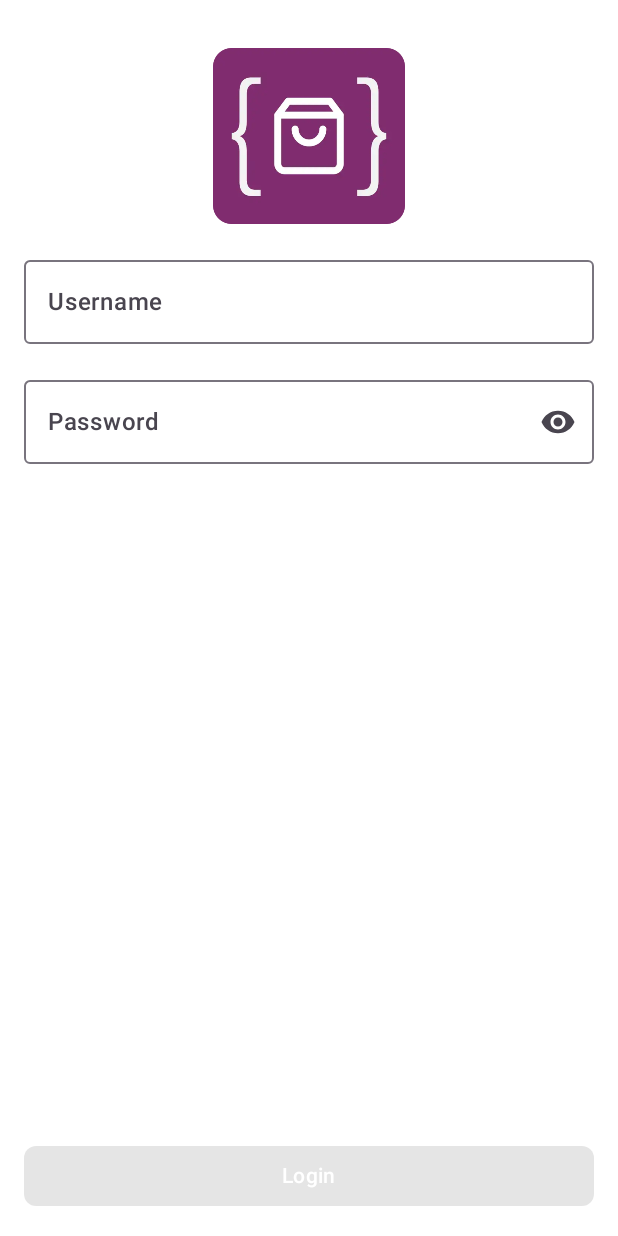
After one commit to hudiohizari/fake-store, an Android app built with Jetpack Compose: the composable LoginScreen shown on its own in the app's theme, on a phone screen of 412 x 824 dp. The commit adds this screen. Run offline under Robolectric (Android 15) with nearby library versions, the phone set to English and light mode, and no system bars; our stand-ins replace Dagger/Hilt's generated code, constraintlayout-compose.

Commit message:
feat: LoginScreen UI

```diff
--- a/app/src/main/AndroidManifest.xml
+++ b/app/src/main/AndroidManifest.xml
@@ -16,7 +16,8 @@
         <activity
             android:name=".ui.activity.MainActivity"
             android:exported="true"
-            android:theme="@style/Theme.FakeStore">
+            android:theme="@style/Theme.FakeStore"
+            android:windowSoftInputMode="adjustResize">
             <intent-filter>
                 <action android:name="android.intent.action.MAIN" />
 
--- /dev/null
+++ b/app/src/main/java/com/hizari/fakestore/ui/component/button/FSButton.kt
@@ -0,0 +1,100 @@
+package com.hizari.fakestore.ui.component.button
+
+import androidx.compose.animation.AnimatedVisibility
+import androidx.compose.foundation.layout.Column
+import androidx.compose.foundation.layout.Spacer
+import androidx.compose.foundation.layout.size
+import androidx.compose.foundation.shape.RoundedCornerShape
+import androidx.compose.material3.Button
+import androidx.compose.material3.ButtonDefaults
+import androidx.compose.material3.CircularProgressIndicator
+import androidx.compose.material3.MaterialTheme
+import androidx.compose.material3.Text
+import androidx.compose.runtime.Composable
+import androidx.compose.ui.Modifier
+import androidx.compose.ui.text.style.TextOverflow
+import androidx.compose.ui.tooling.preview.Preview
+import androidx.compose.ui.unit.dp
+import com.hizari.fakestore.ui.theme.FakeStoreTheme
+import com.hizari.fakestore.ui.theme.Typography
+
+/**
+ * Fake Store - com.hizari.fakestore.ui.component.button
+ *
+ * Created by hudiohizari on 02/11/24.
+ * https://github.com/hudiohizari
+ *
+ */
+@Preview
+@Composable
+private fun PreviewFSButton() {
+    FakeStoreTheme {
+        Column {
+            FSButton(
+                text = "Button",
+                enabled = true,
+                loading = true,
+                onClick = { }
+            )
+            Spacer(modifier = Modifier.size(8.dp))
+            FSButton(
+                text = "Button",
+                enabled = false,
+                loading = true,
+                onClick = { }
+            )
+            Spacer(modifier = Modifier.size(8.dp))
+            FSButton(
+                text = "Button",
+                enabled = true,
+                loading = false,
+                onClick = { }
+            )
+            Spacer(modifier = Modifier.size(8.dp))
+            FSButton(
+                text = "Button",
+                enabled = false,
+                loading = false,
+                onClick = { }
+            )
+        }
+    }
+}
+
+@Composable
+fun FSButton(
+    modifier: Modifier = Modifier,
+    text: String,
+    loading: Boolean = false,
+    enabled: Boolean = true,
+    onClick: () -> Unit = {}
+) {
+    val enabledValue = enabled && loading.not()
+
+    Button(
+        modifier = modifier,
+        colors = ButtonDefaults.buttonColors(
+            containerColor = MaterialTheme.colorScheme.primary,
+            disabledContentColor = MaterialTheme.colorScheme.tertiary
+        ),
+        enabled = enabledValue,
+        onClick = { if (enabledValue) onClick.invoke() },
+        shape = RoundedCornerShape(8.dp),
+    ) {
+        AnimatedVisibility(loading) {
+            CircularProgressIndicator(
+                modifier = Modifier.size(24.dp),
+                color = MaterialTheme.colorScheme.surface,
+            )
+        }
+        AnimatedVisibility(loading.not()) {
+            Text(
+                color = MaterialTheme.colorScheme.onPrimary,
+                maxLines = 2,
+                overflow = TextOverflow.Ellipsis,
+                text = text,
+                style = Typography.bodyMedium
+            )
+        }
+    }
+}
--- /dev/null
+++ b/app/src/main/java/com/hizari/fakestore/ui/component/button/FixedButton.kt
@@ -0,0 +1,60 @@
+package com.hizari.fakestore.ui.component.button
+
+import androidx.compose.foundation.layout.fillMaxWidth
+import androidx.compose.foundation.layout.padding
+import androidx.compose.material3.Card
+import androidx.compose.material3.CardColors
+import androidx.compose.material3.CardDefaults
+import androidx.compose.material3.MaterialTheme
+import androidx.compose.runtime.Composable
+import androidx.compose.ui.Modifier
+import androidx.compose.ui.graphics.RectangleShape
+import androidx.compose.ui.tooling.preview.Preview
+import androidx.compose.ui.unit.dp
+import com.hizari.fakestore.ui.theme.FakeStoreTheme
+
+/**
+ * Fake Store - com.hizari.fakestore.ui.component.button
+ *
+ * Created by hudiohizari on 02/11/24.
+ * https://github.com/hudiohizari
+ *
+ */
+
+@Preview
+@Composable
+private fun PreviewFSFixedButton() {
+    FakeStoreTheme {
+        FixedButton(
+            text = "Button"
+        )
+    }
+}
+
+@Composable
+fun FixedButton(
+    modifier: Modifier = Modifier,
+    cardColor: CardColors = CardDefaults.cardColors().copy(
+        containerColor = MaterialTheme.colorScheme.surface
+    ),
+    text: String,
+    loading: Boolean = false,
+    enabled: Boolean = true,
+    onClick: () -> Unit = {}
+) {
+    Card(
+        modifier = modifier.fillMaxWidth(),
+        colors = cardColor,
+        shape = RectangleShape
+    ) {
+        FSButton(
+            modifier = Modifier
+                .fillMaxWidth()
+                .padding(16.dp),
+            enabled = enabled,
+            loading = loading,
+            onClick = onClick,
+            text = text
+        )
+    }
+}
--- /dev/null
+++ b/app/src/main/java/com/hizari/fakestore/ui/component/field/PasswordTextField.kt
@@ -0,0 +1,105 @@
+package com.hizari.fakestore.ui.component.field
+
+import androidx.compose.foundation.layout.Arrangement
+import androidx.compose.foundation.layout.Column
+import androidx.compose.foundation.text.KeyboardActions
+import androidx.compose.foundation.text.KeyboardOptions
+import androidx.compose.material.icons.Icons
+import androidx.compose.material.icons.filled.Visibility
+import androidx.compose.material.icons.filled.VisibilityOff
+import androidx.compose.material3.Icon
+import androidx.compose.material3.IconButton
+import androidx.compose.material3.OutlinedTextField
+import androidx.compose.material3.Text
+import androidx.compose.runtime.Composable
+import androidx.compose.runtime.getValue
+import androidx.compose.runtime.mutableStateOf
+import androidx.compose.runtime.remember
+import androidx.compose.runtime.setValue
+import androidx.compose.ui.Modifier
+import androidx.compose.ui.res.stringResource
+import androidx.compose.ui.text.input.KeyboardType
+import androidx.compose.ui.text.input.PasswordVisualTransformation
+import androidx.compose.ui.text.input.VisualTransformation
+import androidx.compose.ui.tooling.preview.Preview
+import androidx.compose.ui.unit.dp
+import com.hizari.fakestore.R
+import com.hizari.fakestore.ui.theme.FakeStoreTheme
+import com.hizari.fakestore.ui.theme.defaultOutlinedTextFieldColors
+
+/**
+ * Fake Store - com.hizari.fakestore.ui.component.field
+ *
+ * Created by hudiohizari on 02/11/24.
+ * https://github.com/hudiohizari
+ *
+ */
+
+@Preview
+@Composable
+private fun PreviewPasswordTextField() {
+    FakeStoreTheme {
+        Column(verticalArrangement = Arrangement.spacedBy(16.dp)) {
+            PasswordTextField(
+                enabled = false,
+                label = stringResource(R.string.password),
+                onValueChange = {},
+                value = ""
+            )
+            PasswordTextField(
+                label = stringResource(R.string.password),
+                onValueChange = {},
+                value = ""
+            )
+        }
+    }
+}
+
+@Composable
+fun PasswordTextField(
+    modifier: Modifier = Modifier,
+    enabled: Boolean = true,
+    errorText: String = "",
+    error: Boolean = false,
+    keyboardActions: KeyboardActions = KeyboardActions.Default,
+    keyboardOptions: KeyboardOptions = KeyboardOptions.Default,
+    label: String,
+    onValueChange: (String) -> Unit,
+    value: String,
+) {
+    var showPassword by remember { mutableStateOf(false) }
+
+    OutlinedTextField(
+        modifier = modifier,
+        colors = defaultOutlinedTextFieldColors(),
+        enabled = enabled,
+        isError = error,
+        keyboardActions = keyboardActions,
+        keyboardOptions = keyboardOptions.copy(
+            keyboardType = KeyboardType.Password
+        ),
+        label = { Text(label) },
+        onValueChange = onValueChange,
+        singleLine = true,
+        supportingText = if (!error) null else {
+            { Text(text = errorText) }
+        },
+        trailingIcon = {
+            IconButton(
+                enabled = enabled,
+                onClick = { showPassword = !showPassword }
+            ) {
+                Icon(
+                    imageVector = if (showPassword) Icons.Default.VisibilityOff else Icons.Default.Visibility,
+                    contentDescription = if (showPassword) {
+                        stringResource(R.string.hide_password)
+                    } else {
+                        stringResource(R.string.show_password)
+                    }
+                )
+            }
+        },
+        value = value,
+        visualTransformation = if (showPassword) VisualTransformation.None else PasswordVisualTransformation()
+    )
+}
--- /dev/null
+++ b/app/src/main/java/com/hizari/fakestore/ui/screen/auth/login/LoginScreen.kt
@@ -0,0 +1,207 @@
+package com.hizari.fakestore.ui.screen.auth.login
+
+import androidx.compose.foundation.Image
+import androidx.compose.foundation.background
+import androidx.compose.foundation.layout.Column
+import androidx.compose.foundation.layout.fillMaxSize
+import androidx.compose.foundation.layout.fillMaxWidth
+import androidx.compose.foundation.layout.padding
+import androidx.compose.foundation.rememberScrollState
+import androidx.compose.foundation.text.KeyboardActions
+import androidx.compose.foundation.text.KeyboardOptions
+import androidx.compose.foundation.verticalScroll
+import androidx.compose.material3.MaterialTheme
+import androidx.compose.material3.OutlinedTextField
+import androidx.compose.material3.Text
+import androidx.compose.runtime.Composable
+import androidx.compose.runtime.collectAsState
+import androidx.compose.runtime.getValue
+import androidx.compose.ui.Modifier
+import androidx.compose.ui.res.painterResource
+import androidx.compose.ui.res.stringResource
+import androidx.compose.ui.text.input.ImeAction
+import androidx.compose.ui.tooling.preview.Preview
+import androidx.compose.ui.unit.dp
+import androidx.constraintlayout.compose.ConstraintLayout
+import androidx.constraintlayout.compose.Dimension
+import androidx.hilt.navigation.compose.hiltViewModel
+import com.hizari.common.extention.isNotNullAndEmpty
+import com.hizari.fakestore.R
+import com.hizari.fakestore.ui.component.button.FixedButton
+import com.hizari.fakestore.ui.component.field.PasswordTextField
+import com.hizari.fakestore.ui.theme.FakeStoreTheme
+import com.hizari.fakestore.ui.theme.defaultOutlinedTextFieldColors
+import kotlinx.serialization.Serializable
+
+/**
+ * Fake Store - com.hizari.fakestore.ui.screen.auth.login
+ *
+ * Created by hudiohizari on 02/11/24.
+ * https://github.com/hudiohizari
+ *
+ */
+
+@Serializable
+data object LoginScreen
+
+@Composable
+fun LoginScreen(
+    modifier: Modifier = Modifier,
+    viewModel: LoginViewModel = hiltViewModel(),
+) {
+    val viewState by viewModel.viewState.collectAsState()
+
+    LoginScreenContent(
+        modifier = modifier,
+        doAction = viewModel::doAction,
+        viewState = viewState,
+        updateViewState = viewModel::updateViewState
+    )
+}
+
+@Preview
+@Composable
+private fun PreviewLoginScreenContent() {
+    FakeStoreTheme {
+        LoginScreenContent(
+            modifier = Modifier
+                .background(MaterialTheme.colorScheme.background)
+                .fillMaxSize(),
+            doAction = {},
+            updateViewState = {},
+            viewState = LoginViewState()
+        )
+    }
+}
+
+@Composable
+private fun LoginScreenContent(
+    modifier: Modifier = Modifier,
+    doAction: (action: LoginViewAction) -> Unit,
+    updateViewState: ((LoginViewState) -> LoginViewState) -> Unit,
+    viewState: LoginViewState,
+) {
+
+    val (username, password, passwordError) = viewState
+
+    ConstraintLayout(modifier = modifier.fillMaxSize()) {
+        val (cScroll, bLogin) = createRefs()
+
+        Column(
+            modifier = modifier
+                .constrainAs(cScroll) {
+                    bottom.linkTo(bLogin.top)
+                    end.linkTo(parent.end)
+                    start.linkTo(parent.start)
+                    top.linkTo(parent.top)
+                    height = Dimension.fillToConstraints
+                    width = Dimension.fillToConstraints
+                }
+                .fillMaxWidth()
+                .verticalScroll(rememberScrollState()),
+        ) {
+            ConstraintLayout(
+                modifier = modifier
+                    .fillMaxWidth()
+                    .padding(bottom = 32.dp)
+            ) {
+                val (iIcon, tUsername, tPassword) = createRefs()
+
+                Image(
+                    modifier = Modifier
+                        .constrainAs(iIcon) {
+                            end.linkTo(parent.end, 16.dp)
+                            start.linkTo(parent.start, 16.dp)
+                            top.linkTo(parent.top, 32.dp)
+                            height = Dimension.wrapContent
+                            width = Dimension.preferredValue(128.dp)
+                        },
+                    contentDescription = stringResource(R.string.app_name),
+                    painter = painterResource(R.drawable.img_app_logo),
+                )
+
+                OutlinedTextField(
+                    modifier = Modifier
+                        .constrainAs(tUsername) {
+                            end.linkTo(parent.end, 16.dp)
+                            start.linkTo(parent.start, 16.dp)
+                            top.linkTo(iIcon.bottom, 16.dp)
+                            width = Dimension.fillToConstraints
+                        },
+                    colors = defaultOutlinedTextFieldColors(),
+                    keyboardOptions = KeyboardOptions(
+                        imeAction = ImeAction.Next
+                    ),
+                    label = {
+                        Text(text = stringResource(R.string.username))
+                    },
+                    singleLine = true,
+                    onValueChange = { value ->
+                        updateViewState {
+                            it.copy(
+                                username = value,
+                                passwordError = ""
+                            )
+                        }
+                    },
+                    value = username,
+                )
+
+                PasswordTextField(
+                    modifier = Modifier
+                        .constrainAs(tPassword) {
+                            end.linkTo(parent.end, 16.dp)
+                            start.linkTo(parent.start, 16.dp)
+                            top.linkTo(tUsername.bottom, 16.dp)
+                            width = Dimension.fillToConstraints
+                        },
+                    error = passwordError.isNotNullAndEmpty(),
+                    errorText = passwordError,
+                    keyboardActions = KeyboardActions(
+                        onSend = {
+                            doAction(
+                                LoginViewAction.DoLogin {
+
+                                }
+                            )
+                        }
+                    ),
+                    keyboardOptions = KeyboardOptions(
+                        imeAction = ImeAction.Send
+                    ),
+                    label = stringResource(R.string.password),
+                    onValueChange = { value ->
+                        updateViewState {
+                            it.copy(
+                                password = value,
+                                passwordError = ""
+                            )
+                        }
+                    },
+                    value = password
+                )
+            }
+        }
+
+        val buttonEnabled = username.isNotNullAndEmpty() && password.isNotNullAndEmpty()
+
+        FixedButton(
+            modifier = Modifier
+                .constrainAs(bLogin) {
+                    bottom.linkTo(parent.bottom)
+                    end.linkTo(parent.end)
+                    start.linkTo(parent.start)
+                    width = Dimension.fillToConstraints
+                },
+            enabled = buttonEnabled,
+            onClick = {
+                doAction(
+                    LoginViewAction.DoLogin {
+
+                    }
+                )
+            },
+            text = stringResource(R.string.login)
+        )
+    }
+}
--- a/app/src/main/java/com/hizari/fakestore/ui/theme/Color.kt
+++ b/app/src/main/java/com/hizari/fakestore/ui/theme/Color.kt
@@ -1,9 +1,14 @@
 package com.hizari.fakestore.ui.theme
 
+import androidx.compose.foundation.isSystemInDarkTheme
+import androidx.compose.material3.MaterialTheme
+import androidx.compose.material3.OutlinedTextFieldDefaults
+import androidx.compose.material3.TextFieldColors
+import androidx.compose.runtime.Composable
 import androidx.compose.ui.graphics.Color
 
-val PrimaryBlue = Color(0xFF003D81)
-val SecondaryBlue = Color(0xFF3796FF)
+val PrimaryBlue = Color(0xFF802C6E)
+val SecondaryBlue = Color(0xFFA6398F)
 val LightBackground = Color.White
 val DarkBackground = Color(0xFF1C1C1C)
 val LightSurface = Color.White
@@ -17,3 +22,21 @@ val OnBackgroundDark = Color.White
 val OnSurfaceLight = Color.Black
 val OnSurfaceDark = Color.White
 val TertiaryColor = Color(0xFFCCCCCC)
+
+@Composable
+fun defaultOutlinedTextFieldColors(): TextFieldColors {
+    val mainColor = if (isSystemInDarkTheme()) {
+        MaterialTheme.colorScheme.secondary
+    } else {
+        MaterialTheme.colorScheme.primary
+    }
+
+    return OutlinedTextFieldDefaults.colors().copy(
+        disabledContainerColor = Color.Transparent,
+        errorContainerColor = Color.Transparent,
+        focusedContainerColor = Color.Transparent,
+        focusedIndicatorColor = mainColor,
+        focusedLabelColor = mainColor,
+        unfocusedContainerColor = Color.Transparent,
+    )
+}
--- a/app/src/main/res/values/colors.xml
+++ b/app/src/main/res/values/colors.xml
@@ -1,6 +1,6 @@
 <?xml version="1.0" encoding="utf-8"?>
 <resources>
-    <color name="primary_blue">#003D81</color>
-    <color name="secondary_blue">#3796FF</color>
+    <color name="primary_blue">#802C6E</color>
+    <color name="secondary_blue">#A6398F</color>
     <color name="tertiary_color">#CCCCCC</color>
 </resources>
--- a/app/src/main/res/values/strings.xml
+++ b/app/src/main/res/values/strings.xml
@@ -1,3 +1,8 @@
 <resources>
-    <string name="app_name">Fake Store</string>
+    <string name="hide_password">Hide password</string>
+    <string name="login">Login</string>
+    <string name="password">Password</string>
+    <string name="press_once_more_to_exit">Press once more to exit</string>
+    <string name="show_password">Show password</string>
+    <string name="username">Username</string>
 </resources>
--- /dev/null
+++ b/common/src/main/java/com/hizari/common/extention/StringExt.kt
@@ -0,0 +1,13 @@
+package com.hizari.common.extention
+
+/**
+ * Fake Store - com.hizari.common.extention
+ *
+ * Created by hudiohizari on 02/11/24.
+ * https://github.com/hudiohizari
+ *
+ */
+
+fun String?.isNotNullAndEmpty(): Boolean {
+    return isNullOrEmpty().not()
+}
--- a/gradle/libs.versions.toml
+++ b/gradle/libs.versions.toml
@@ -26,8 +26,6 @@ navigationCompose = "2.8.3"
 okhttp = "5.0.0-alpha.7"
 retrofit = "2.11.0"
 turbine = "1.1.0"
-appcompat = "1.7.0"
-materialVersion = "1.12.0"
 
 [libraries]
 androidx-core-ktx = { group = "androidx.core", name = "core-ktx", version.ref = "coreKtx" }
@@ -65,8 +63,6 @@ androidx-ui-tooling-preview = { group = "androidx.compose.ui", name = "ui-toolin
 androidx-ui-test-manifest = { group = "androidx.compose.ui", name = "ui-test-manifest" }
 androidx-ui-test-junit4 = { group = "androidx.compose.ui", name = "ui-test-junit4" }
 androidx-material3 = { group = "androidx.compose.material3", name = "material3" }
-androidx-appcompat = { group = "androidx.appcompat", name = "appcompat", version.ref = "appcompat" }
-material = { group = "com.google.android.material", name = "material", version.ref = "materialVersion" }
 
 [plugins]
 android-application = { id = "com.android.application", version.ref = "agp" }
```
Also changed, not shown: app/src/main/java/com/hizari/fakestore/ui/activity/MainActivity.kt (+38 -17 lines), app/src/main/java/com/hizari/fakestore/ui/screen/auth/login/LoginViewAction.kt (added, +13 -0 lines), app/src/main/java/com/hizari/fakestore/ui/screen/auth/login/LoginViewModel.kt (added, +45 -0 lines), app/src/main/java/com/hizari/fakestore/ui/screen/auth/login/LoginViewState.kt (added, +15 -0 lines), app/src/main/res/drawable/ic_launcher_background.xml (deleted, +0 -10 lines), app/src/main/res/drawable/ic_launcher_foreground.xml (deleted, +0 -11 lines), common/src/main/java/com/hizari/common/extention/ContextExt.kt (added, +25 -0 lines), app/src/main/res/drawable/img_app_logo.webp (added).
